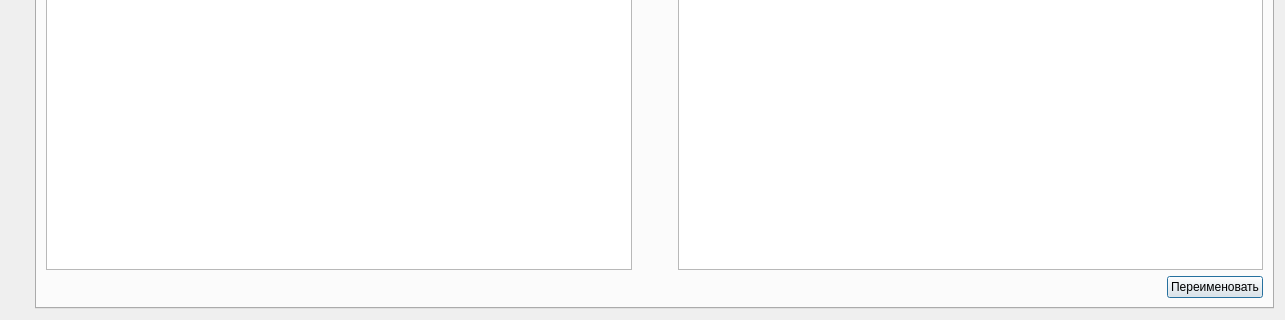
Before: the Qt Designer form dialogrenamerfiles.ui in DmitriusFalse/mediaFinder, drawn with Qt 5; both pictures show x 0 to 1285 and y 436 to 756 of the 1285 by 756 pixel window.
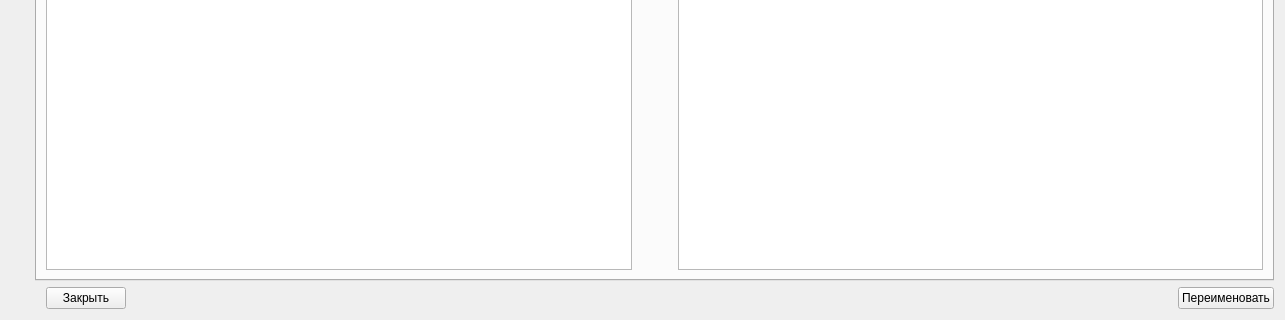
After: the same form once the commit is applied. Icons and pictures are not drawn.

What changed in the file:
```diff
--- a/dialogrenamerfiles.ui
+++ b/dialogrenamerfiles.ui
@@ -13,7 +13,7 @@
   <property name="windowTitle">
    <string>Переименование</string>
   </property>
-  <layout class="QHBoxLayout" name="horizontalLayout">
+  <layout class="QVBoxLayout" name="verticalLayout_5">
    <item>
     <widget class="QTabWidget" name="tabRenamer">
      <property name="tabPosition">
@@ -192,30 +192,6 @@
          </item>
         </layout>
        </item>
-       <item>
-        <layout class="QHBoxLayout" name="horizontalLayout_8">
-         <item>
-          <spacer name="horizontalSpacer_4">
-           <property name="orientation">
-            <enum>Qt::Orientation::Horizontal</enum>
-           </property>
-           <property name="sizeHint" stdset="0">
-            <size>
-             <width>40</width>
-             <height>20</height>
-            </size>
-           </property>
-          </spacer>
-         </item>
-         <item>
-          <widget class="QPushButton" name="renameMovieButton">
-           <property name="text">
-            <string>Переименовать</string>
-           </property>
-          </widget>
-         </item>
-        </layout>
-       </item>
       </layout>
      </widget>
      <widget class="QWidget" name="tabTV">
@@ -401,6 +377,53 @@
      </widget>
     </widget>
    </item>
+   <item>
+    <layout class="QHBoxLayout" name="horizontalLayout_8">
+     <item>
+      <spacer name="horizontalSpacer_5">
+       <property name="orientation">
+        <enum>Qt::Orientation::Horizontal</enum>
+       </property>
+       <property name="sizeType">
+        <enum>QSizePolicy::Policy::Fixed</enum>
+       </property>
+       <property name="sizeHint" stdset="0">
+        <size>
+         <width>35</width>
+         <height>20</height>
+        </size>
+       </property>
+      </spacer>
+     </item>
+     <item>
+      <widget class="QPushButton" name="renameClose">
+       <property name="text">
+        <string>Закрыть</string>
+       </property>
+      </widget>
+     </item>
+     <item>
+      <spacer name="horizontalSpacer_4">
+       <property name="orientation">
+        <enum>Qt::Orientation::Horizontal</enum>
+       </property>
+       <property name="sizeHint" stdset="0">
+        <size>
+         <width>40</width>
+         <height>20</height>
+        </size>
+       </property>
+      </spacer>
+     </item>
+     <item>
+      <widget class="QPushButton" name="renameButton">
+       <property name="text">
+        <string>Переименовать</string>
+       </property>
+      </widget>
+     </item>
+    </layout>
+   </item>
   </layout>
  </widget>
  <resources>
```
